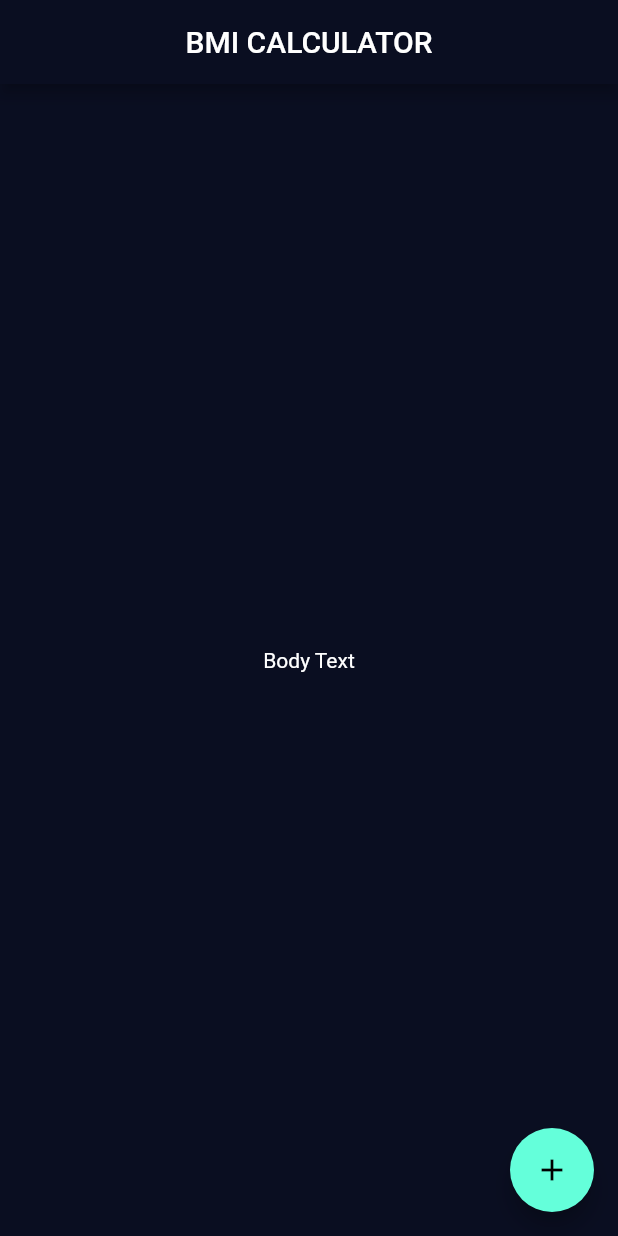
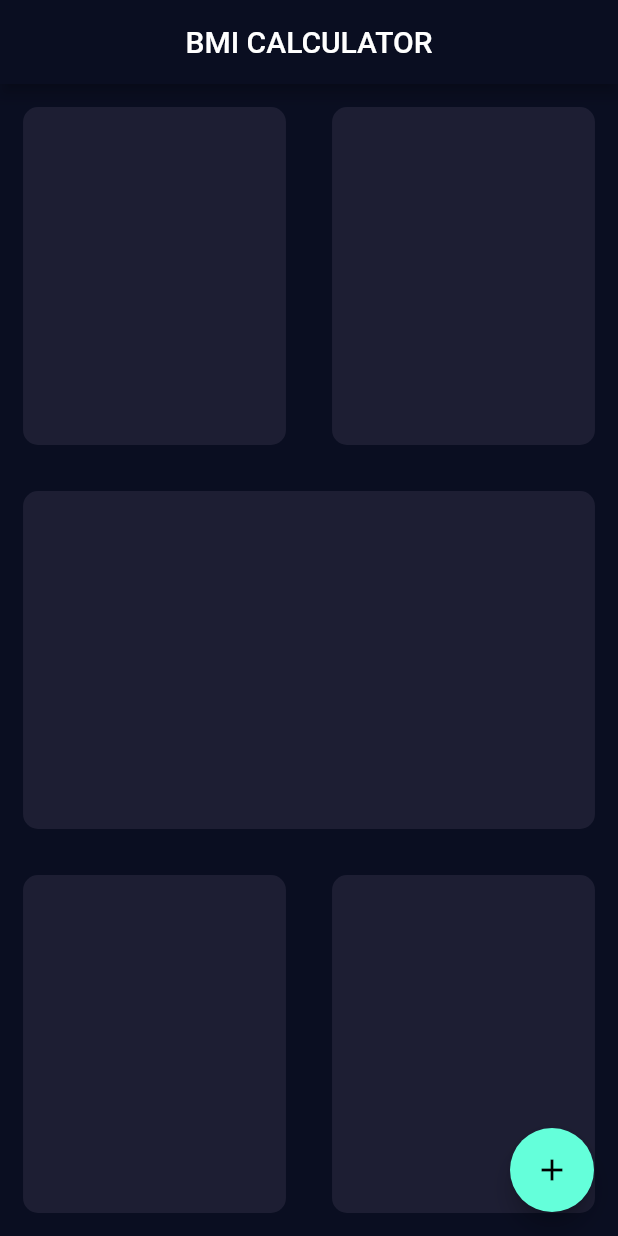
Before and after one commit to dzakybrori/bmi_calculator, a Flutter app: the screen it shows after launch, on a phone screen of 412 x 824 dp. Run offline on Flutter 3.47's test engine with Material 2 defaults, Android fonts, the phone set to English and light mode, and no system bars.

Commit message:
Add font awesome package and extracted some widget from input page

```diff
--- a/lib/input_page.dart
+++ b/lib/input_page.dart
@@ -1,4 +1,6 @@
 import 'package:flutter/material.dart';
+
+import './extensions.dart';
 
 class InputPage extends StatefulWidget {
   const InputPage({Key? key}) : super(key: key);
@@ -12,9 +14,51 @@ class _InputPageState extends State<InputPage> {
   Widget build(BuildContext context) {
     return Scaffold(
       appBar: AppBar(centerTitle: true, title: const Text('BMI CALCULATOR')),
-      body: const Center(child: Text('Body Text')),
+      body: Column(
+        children: [
+          Expanded(
+            child: Row(
+              children: [
+                Expanded(child: CustomCard()),
+                Expanded(child: CustomCard()),
+              ],
+            ),
+          ),
+          Expanded(child: CustomCard()),
+          Expanded(
+            child: Row(
+              children: [
+                Expanded(child: CustomCard()),
+                Expanded(child: CustomCard()),
+              ],
+            ),
+          ),
+        ],
+      ),
       floatingActionButton:
           FloatingActionButton(onPressed: () {}, child: const Icon(Icons.add)),
     );
   }
 }
+
+class CustomCard extends StatelessWidget {
+  final Color? color;
+  final Widget? child;
+
+  const CustomCard({
+    Key? key,
+    this.color,
+    this.child,
+  }) : super(key: key);
+
+  @override
+  Widget build(BuildContext context) {
+    return Container(
+      margin: EdgeInsets.all(context.dp(14)),
+      decoration: BoxDecoration(
+          color: color ?? context.background,
+          borderRadius: BorderRadius.circular(10)),
+      child: child,
+    );
+  }
+}
--- a/pubspec.yaml
+++ b/pubspec.yaml
@@ -34,6 +34,7 @@ dependencies:
   # The following adds the Cupertino Icons font to your application.
   # Use with the CupertinoIcons class for iOS style icons.
   cupertino_icons: ^1.0.2
+  font_awesome_flutter: ^9.2.0
 
 dev_dependencies:
   flutter_test:
```
Also changed, not shown: pubspec.lock, 1 other file.
